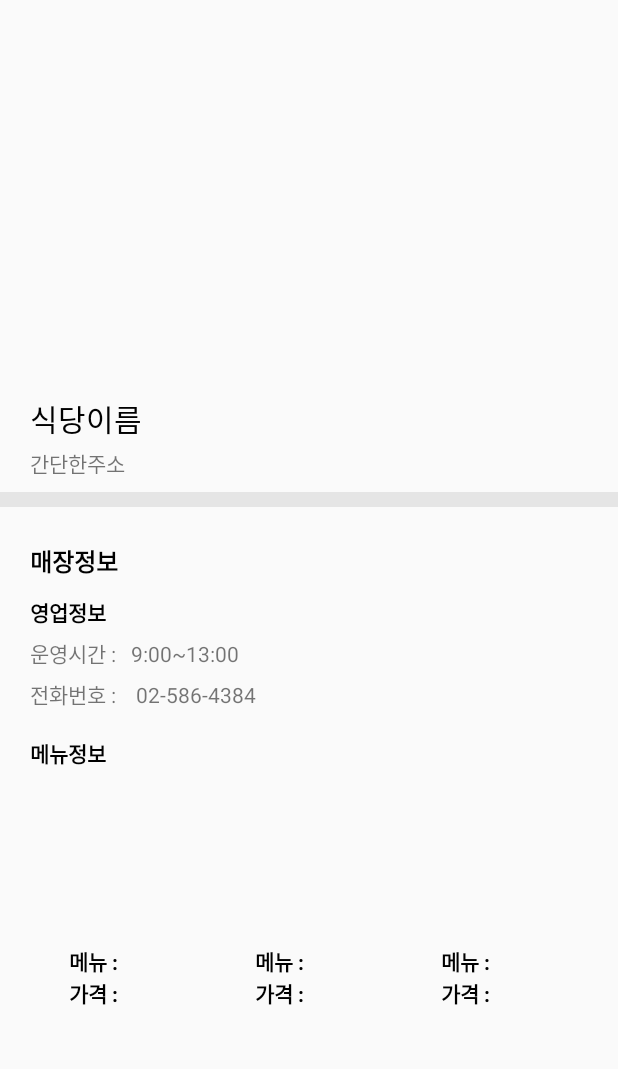
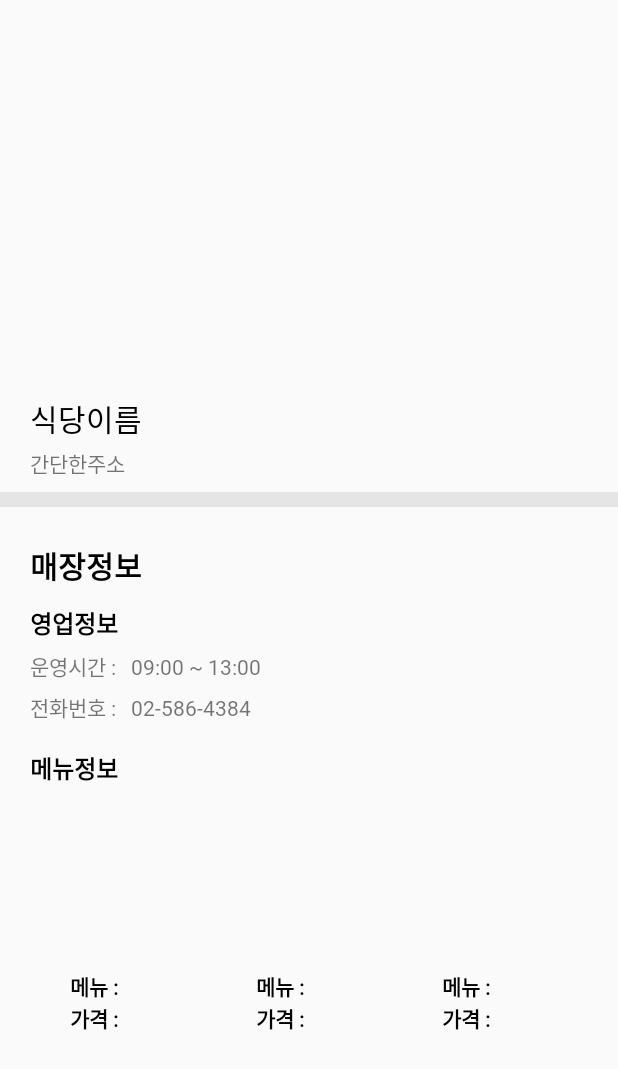
Before and after one commit to hansolj991/Monthly_Coding_DMC, an Android app: the RestaurantDetailActivity screen opened directly, with no data from a screen before it, on a phone screen of 412 x 824 dp. Shown: the top 1069 px of the screen. Run offline under Robolectric (Android 15) with nearby library versions, the phone set to English and light mode, and no system bars; 6 statements that could not run were skipped.

Commit message:
레스토랑 디테일 다시 수정

```diff
--- a/app/src/main/res/layout/activity_restaurant_detail.xml
+++ b/app/src/main/res/layout/activity_restaurant_detail.xml
@@ -70,8 +70,9 @@
                 android:layout_width="match_parent"
                 android:layout_height="wrap_content"
                 android:paddingTop="24dp"
+                android:fontFamily="@font/pretendard_semibold"
                 android:text="매장정보"
-                android:textSize="16dp"
+                android:textSize="20dp"
                 android:textStyle="bold"
                 android:textColor="@color/black"/>
 
@@ -81,8 +82,9 @@
                 android:layout_width="match_parent"
                 android:layout_height="wrap_content"
                 android:paddingTop="11dp"
+                android:fontFamily="@font/pretendard_semibold"
                 android:text="영업정보"
-                android:textSize="14dp"
+                android:textSize="16dp"
                 android:textStyle="bold"
                 android:textColor="@color/black"/>
 
@@ -96,6 +98,7 @@
                     android:layout_width="match_parent"
                     android:layout_height="wrap_content"
                     android:paddingTop="6dp"
+                    android:fontFamily="@font/pretendard_regular"
                     android:text="운영시간 :"
                     android:layout_marginRight="10dp"/>
 
@@ -104,7 +107,8 @@
                     android:layout_width="match_parent"
                     android:layout_height="wrap_content"
                     android:paddingTop="6dp"
-                    android:text="9:00~13:00" />
+                    android:fontFamily="@font/pretendard_regular"
+                    android:text="09:00 ~ 13:00" />
 
             </LinearLayout>
 
@@ -119,7 +123,8 @@
                     android:layout_width="match_parent"
                     android:layout_height="wrap_content"
                     android:paddingTop="6dp"
-                    android:text="전화번호 : "
+                    android:fontFamily="@font/pretendard_regular"
+                    android:text="전화번호 :"
                     android:layout_marginRight="10dp"
                     />
 
@@ -128,6 +133,7 @@
                     android:layout_width="match_parent"
                     android:layout_height="wrap_content"
                     android:paddingTop="6dp"
+                    android:fontFamily="@font/pretendard_regular"
                     android:text="02-586-4384" />
 
             </LinearLayout>
@@ -138,8 +144,9 @@
                 android:layout_width="match_parent"
                 android:layout_height="wrap_content"
                 android:paddingTop="18dp"
+                android:fontFamily="@font/pretendard_semibold"
                 android:text="메뉴정보"
-                android:textSize="14dp"
+                android:textSize="16dp"
                 android:textStyle="bold"
                 android:textColor="@color/black"/>
 
@@ -165,6 +172,7 @@
                     <LinearLayout
                         android:layout_width="match_parent"
                         android:layout_height="wrap_content"
+                        android:paddingTop="5dp"
                         android:orientation="horizontal">
 
                         <TextView
@@ -172,6 +180,7 @@
                             android:layout_width="match_parent"
                             android:layout_height="wrap_content"
                             android:layout_weight="1"
+                            android:fontFamily="@font/pretendard_regular"
                             android:text="메뉴 : "
                             android:textStyle="bold"
                             android:textSize="14sp"
@@ -183,6 +192,7 @@
                             android:layout_width="match_parent"
                             android:layout_height="wrap_content"
                             android:layout_weight="1"
+                            android:fontFamily="@font/pretendard_regular"
                             android:text=""
                             android:textStyle="bold"
                             android:textSize="14sp"
@@ -200,6 +210,7 @@
                             android:layout_width="match_parent"
                             android:layout_height="wrap_content"
                             android:layout_weight="1"
+                            android:fontFamily="@font/pretendard_regular"
                             android:text="가격 : "
                             android:textStyle="bold"
                             android:textSize="14sp"
@@ -211,6 +222,7 @@
                             android:layout_width="match_parent"
                             android:layout_height="wrap_content"
                             android:layout_weight="1"
+                            android:fontFamily="@font/pretendard_regular"
                             android:text=""
                             android:textStyle="bold"
                             android:textSize="14sp"
@@ -236,6 +248,7 @@
                     <LinearLayout
                         android:layout_width="match_parent"
                         android:layout_height="wrap_content"
+                        android:paddingTop="5dp"
                         android:orientation="horizontal">
 
                         <TextView
@@ -243,6 +256,7 @@
                             android:layout_width="match_parent"
                             android:layout_height="wrap_content"
                             android:layout_weight="1"
+                            android:fontFamily="@font/pretendard_regular"
                             android:text="메뉴 : "
                             android:textStyle="bold"
                             android:textSize="14sp"
@@ -254,6 +268,7 @@
                             android:layout_width="match_parent"
                             android:layout_height="wrap_content"
                             android:layout_weight="1"
+                            android:fontFamily="@font/pretendard_regular"
                             android:text=""
                             android:textStyle="bold"
                             android:textSize="14sp"
@@ -271,6 +286,7 @@
                             android:layout_width="match_parent"
                             android:layout_height="wrap_content"
                             android:layout_weight="1"
+                            android:fontFamily="@font/pretendard_regular"
                             android:text="가격 : "
                             android:textStyle="bold"
                             android:textSize="14sp"
@@ -282,6 +298,7 @@
                             android:layout_width="match_parent"
                             android:layout_height="wrap_content"
                             android:layout_weight="1"
+                            android:fontFamily="@font/pretendard_regular"
                             android:text=""
                             android:textStyle="bold"
                             android:textSize="14sp"
@@ -307,6 +324,7 @@
                     <LinearLayout
                         android:layout_width="match_parent"
                         android:layout_height="wrap_content"
+                        android:paddingTop="5dp"
                         android:orientation="horizontal">
 
                         <TextView
@@ -314,6 +332,7 @@
                             android:layout_width="match_parent"
                             android:layout_height="wrap_content"
                             android:layout_weight="1"
+                            android:fontFamily="@font/pretendard_regular"
                             android:text="메뉴 : "
                             android:textStyle="bold"
                             android:textSize="14sp"
@@ -325,6 +344,7 @@
                             android:layout_width="match_parent"
                             android:layout_height="wrap_content"
                             android:layout_weight="1"
+                            android:fontFamily="@font/pretendard_regular"
                             android:text=""
                             android:textStyle="bold"
                             android:textSize="14sp"
@@ -342,6 +362,7 @@
                             android:layout_width="match_parent"
                             android:layout_height="wrap_content"
                             android:layout_weight="1"
+                            android:fontFamily="@font/pretendard_regular"
                             android:text="가격 : "
                             android:textStyle="bold"
                             android:textSize="14sp"
@@ -353,6 +374,7 @@
                             android:layout_width="match_parent"
                             android:layout_height="wrap_content"
                             android:layout_weight="1"
+                            android:fontFamily="@font/pretendard_regular"
                             android:text=""
                             android:textStyle="bold"
                             android:textSize="14sp"
```
